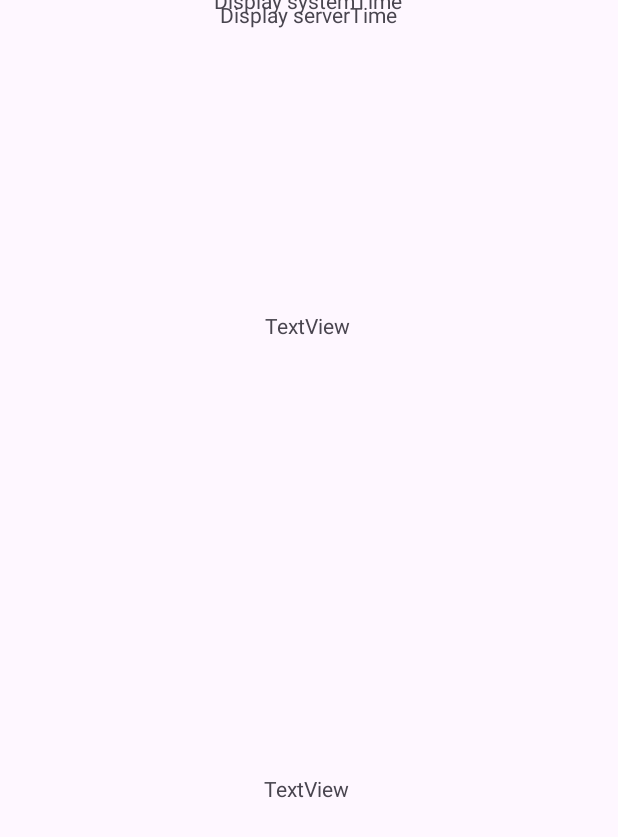
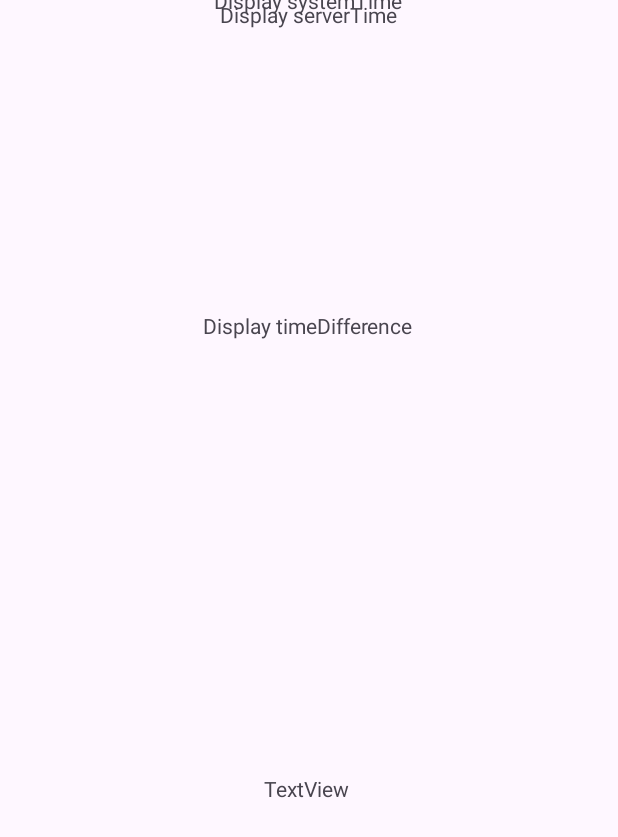
Before and after one commit to LindaKjellberg/SynchronizedClock, an Android app: the screen it shows after launch (MainActivity), on a phone screen of 412 x 824 dp. Shown: the top 837 px of the screen. Run offline under Robolectric (Android 15) with nearby library versions, the phone set to English and light mode, and no system bars.

Commit message:
Add findById for timeDifference

```diff
--- a/app/src/main/java/com/example/synchronizedclock/MainActivity.java
+++ b/app/src/main/java/com/example/synchronizedclock/MainActivity.java
@@ -23,6 +23,10 @@ public class MainActivity extends AppCompatActivity {
         final TextView serverTime = (TextView) findViewById(R.id.serverTime);
         serverTime.setText("Display serverTime");
 
+        //timeDifference
+        final TextView timeDifference = (TextView) findViewById(R.id.timeDifference);
+        timeDifference.setText("Display timeDifference");
+
         //systemTime
         final TextView systemTime = (TextView) findViewById(R.id.systemTime);
         systemTime.setText("Display systemTime");
```
